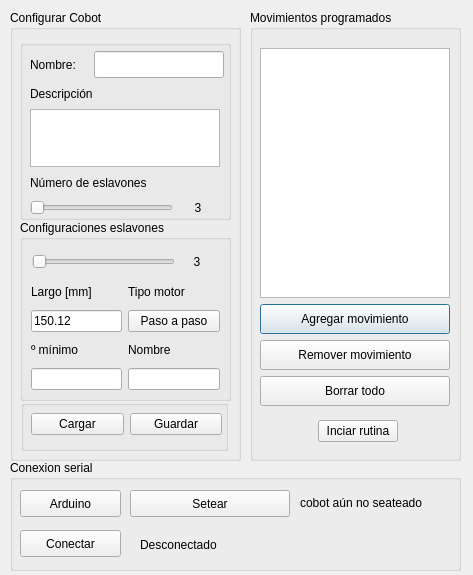
Old version of the form python/ui/default_cobot.ui in the repository tinchofiuba/cobot.
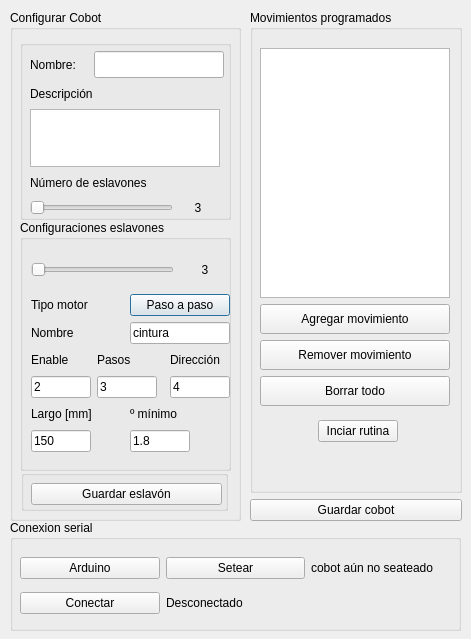
New version of the form.

Commit message: estoy intentando terminar de guardar el json cuando cambio algún eslavon. me falta guardar el cobot y poder mover los motores!

Patch:
```diff
--- a/python/ui/default_cobot.ui
+++ b/python/ui/default_cobot.ui
@@ -6,175 +6,20 @@
    <rect>
     <x>0</x>
     <y>0</y>
-    <width>473</width>
-    <height>575</height>
+    <width>471</width>
+    <height>639</height>
    </rect>
   </property>
   <property name="windowTitle">
    <string>Cobot</string>
   </property>
-  <widget class="QGroupBox" name="groupBox_movimientos">
-   <property name="geometry">
-    <rect>
-     <x>250</x>
-     <y>10</y>
-     <width>211</width>
-     <height>451</height>
-    </rect>
-   </property>
-   <property name="title">
-    <string>Movimientos programados</string>
-   </property>
-   <widget class="QWidget" name="layoutWidget">
-    <property name="geometry">
-     <rect>
-      <x>10</x>
-      <y>30</y>
-      <width>196</width>
-      <height>411</height>
-     </rect>
-    </property>
-    <layout class="QVBoxLayout" name="verticalLayout_5">
-     <item>
-      <layout class="QVBoxLayout" name="verticalLayout_2">
-       <item>
-        <layout class="QVBoxLayout" name="verticalLayout">
-         <item>
-          <widget class="QListWidget" name="lw_lista_movimientos">
-           <property name="minimumSize">
-            <size>
-             <width>190</width>
-             <height>250</height>
-            </size>
-           </property>
-           <property name="maximumSize">
-            <size>
-             <width>190</width>
-             <height>250</height>
-            </size>
-           </property>
-          </widget>
-         </item>
-         <item>
-          <widget class="QPushButton" name="pb_agregar_movimiento">
-           <property name="minimumSize">
-            <size>
-             <width>150</width>
-             <height>30</height>
-            </size>
-           </property>
-           <property name="maximumSize">
-            <size>
-             <width>190</width>
-             <height>30</height>
-            </size>
-           </property>
-           <property name="text">
-            <string>Agregar movimiento</string>
-           </property>
-          </widget>
-         </item>
-         <item>
-          <widget class="QPushButton" name="pb_remover_movimiento">
-           <property name="sizePolicy">
-            <sizepolicy hsizetype="Minimum" vsizetype="Fixed">
-             <horstretch>150</horstretch>
-             <verstretch>30</verstretch>
-            </sizepolicy>
-           </property>
-           <property name="minimumSize">
-            <size>
-             <width>150</width>
-             <height>30</height>
-            </size>
-           </property>
-           <property name="maximumSize">
-            <size>
-             <width>190</width>
-             <height>30</height>
-            </size>
-           </property>
-           <property name="text">
-            <string>Remover movimiento</string>
-           </property>
-          </widget>
-         </item>
-         <item>
-          <widget class="QPushButton" name="pb_borrar_todo_movimiento">
-           <property name="sizePolicy">
-            <sizepolicy hsizetype="Minimum" vsizetype="Fixed">
-             <horstretch>150</horstretch>
-             <verstretch>30</verstretch>
-            </sizepolicy>
-           </property>
-           <property name="minimumSize">
-            <size>
-             <width>150</width>
-             <height>30</height>
-            </size>
-           </property>
-           <property name="maximumSize">
-            <size>
-             <width>190</width>
-             <height>30</height>
-            </size>
-           </property>
-           <property name="text">
-            <string>Borrar todo</string>
-           </property>
-          </widget>
-         </item>
-        </layout>
-       </item>
-      </layout>
-     </item>
-     <item>
-      <layout class="QHBoxLayout" name="horizontalLayout_3">
-       <item>
-        <spacer name="horizontalSpacer_4">
-         <property name="orientation">
-          <enum>Qt::Horizontal</enum>
-         </property>
-         <property name="sizeHint" stdset="0">
-          <size>
-           <width>38</width>
-           <height>20</height>
-          </size>
-         </property>
-        </spacer>
-       </item>
-       <item>
-        <widget class="QPushButton" name="pb_iniciar_rutina">
-         <property name="text">
-          <string>Inciar rutina</string>
-         </property>
-        </widget>
-       </item>
-       <item>
-        <spacer name="horizontalSpacer_3">
-         <property name="orientation">
-          <enum>Qt::Horizontal</enum>
-         </property>
-         <property name="sizeHint" stdset="0">
-          <size>
-           <width>38</width>
-           <height>20</height>
-          </size>
-         </property>
-        </spacer>
-       </item>
-      </layout>
-     </item>
-    </layout>
-   </widget>
-  </widget>
   <widget class="QGroupBox" name="groupBox_config_cobot">
    <property name="geometry">
     <rect>
      <x>10</x>
      <y>10</y>
      <width>231</width>
-     <height>451</height>
+     <height>511</height>
     </rect>
    </property>
    <property name="title">
@@ -350,13 +195,13 @@
       <x>10</x>
       <y>210</y>
       <width>211</width>
-      <height>181</height>
+      <height>251</height>
      </rect>
     </property>
     <property name="maximumSize">
      <size>
       <width>16777215</width>
-      <height>231</height>
+      <height>251</height>
      </size>
     </property>
     <property name="title">
@@ -366,168 +211,290 @@
      <property name="geometry">
       <rect>
        <x>11</x>
-       <y>60</y>
-       <width>189</width>
-       <height>114</height>
+       <y>32</y>
+       <width>199</width>
+       <height>210</height>
       </rect>
      </property>
-     <layout class="QGridLayout" name="gridLayout">
-      <item row="0" column="0">
-       <widget class="QLabel" name="label_2">
-        <property name="minimumSize">
-         <size>
-          <width>80</width>
-          <height>20</height>
-         </size>
-        </property>
-        <property name="maximumSize">
-         <size>
-          <width>80</width>
-          <height>20</height>
-         </size>
-        </property>
-        <property name="text">
-         <string>Largo [mm]</string>
-        </property>
-       </widget>
-      </item>
-      <item row="0" column="1">
-       <widget class="QLabel" name="label_3">
-        <property name="minimumSize">
-         <size>
-          <width>80</width>
-          <height>20</height>
-         </size>
-        </property>
-        <property name="maximumSize">
-         <size>
-          <width>80</width>
-          <height>20</height>
-         </size>
-        </property>
-        <property name="text">
-         <string>Tipo motor</string>
-        </property>
-       </widget>
-      </item>
-      <item row="1" column="0">
-       <widget class="QLineEdit" name="le_largo_eslavon">
-        <property name="text">
-         <string>150.12</string>
-        </property>
-       </widget>
-      </item>
-      <item row="1" column="1">
-       <widget class="QPushButton" name="pb_seleccion_motor">
-        <property name="text">
-         <string>Paso a paso</string>
-        </property>
-       </widget>
-      </item>
-      <item row="2" column="0">
-       <widget class="QLabel" name="label_4">
-        <property name="minimumSize">
-         <size>
-          <width>60</width>
-          <height>20</height>
-         </size>
-        </property>
-        <property name="maximumSize">
-         <size>
-          <width>80</width>
-          <height>20</height>
-         </size>
-        </property>
-        <property name="text">
-         <string>º mínimo</string>
-        </property>
-       </widget>
-      </item>
-      <item row="2" column="1">
-       <widget class="QLabel" name="label_5">
-        <property name="minimumSize">
-         <size>
-          <width>60</width>
-          <height>20</height>
-         </size>
-        </property>
-        <property name="maximumSize">
-         <size>
-          <width>80</width>
-          <height>20</height>
-         </size>
-        </property>
-        <property name="text">
-         <string>Nombre</string>
-        </property>
-       </widget>
-      </item>
-      <item row="3" column="0">
-       <widget class="QLineEdit" name="le_angulo_minimo_eslavon">
-        <property name="text">
-         <string/>
-        </property>
-       </widget>
-      </item>
-      <item row="3" column="1">
-       <widget class="QLineEdit" name="le_nombre_eslavon">
-        <property name="text">
-         <string/>
-        </property>
-       </widget>
-      </item>
-     </layout>
-    </widget>
-    <widget class="QWidget" name="layoutWidget">
-     <property name="geometry">
-      <rect>
-       <x>12</x>
-       <y>31</y>
-       <width>181</width>
-       <height>22</height>
-      </rect>
-     </property>
-     <layout class="QHBoxLayout" name="horizontalLayout">
+     <layout class="QVBoxLayout" name="verticalLayout_6">
       <item>
-       <widget class="QSlider" name="hs_selector_DOF">
-        <property name="maximumSize">
-         <size>
-          <width>143</width>
-          <height>16777215</height>
-         </size>
-        </property>
-        <property name="minimum">
-         <number>1</number>
-        </property>
-        <property name="maximum">
-         <number>6</number>
-        </property>
-        <property name="orientation">
-         <enum>Qt::Horizontal</enum>
-        </property>
-       </widget>
+       <layout class="QHBoxLayout" name="horizontalLayout">
+        <item>
+         <widget class="QSlider" name="hs_selector_DOF">
+          <property name="maximumSize">
+           <size>
+            <width>143</width>
+            <height>16777215</height>
+           </size>
+          </property>
+          <property name="minimum">
+           <number>1</number>
+          </property>
+          <property name="maximum">
+           <number>6</number>
+          </property>
+          <property name="orientation">
+           <enum>Qt::Horizontal</enum>
+          </property>
+         </widget>
+        </item>
+        <item>
+         <widget class="QLabel" name="l_valor_seleccion_DOF">
+          <property name="minimumSize">
+           <size>
+            <width>30</width>
+            <height>20</height>
+           </size>
+          </property>
+          <property name="maximumSize">
+           <size>
+            <width>50</width>
+            <height>20</height>
+           </size>
+          </property>
+          <property name="text">
+           <string>3</string>
+          </property>
+          <property name="alignment">
+           <set>Qt::AlignCenter</set>
+          </property>
+         </widget>
+        </item>
+       </layout>
       </item>
       <item>
-       <widget class="QLabel" name="l_valor_seleccion_DOF">
-        <property name="minimumSize">
-         <size>
-          <width>30</width>
-          <height>20</height>
-         </size>
-        </property>
-        <property name="maximumSize">
-         <size>
-          <width>50</width>
-          <height>20</height>
-         </size>
-        </property>
-        <property name="text">
-         <string>3</string>
-        </property>
-        <property name="alignment">
-         <set>Qt::AlignCenter</set>
-        </property>
-       </widget>
+       <layout class="QGridLayout" name="gridLayout_2">
+        <item row="0" column="0" colspan="2">
+         <widget class="QLabel" name="label_3">
+          <property name="minimumSize">
+           <size>
+            <width>80</width>
+            <height>20</height>
+           </size>
+          </property>
+          <property name="maximumSize">
+           <size>
+            <width>80</width>
+            <height>20</height>
+           </size>
+          </property>
+          <property name="text">
+           <string>Tipo motor</string>
+          </property>
+         </widget>
+        </item>
+        <item row="0" column="2" colspan="2">
+         <widget class="QPushButton" name="pb_seleccion_motor">
+          <property name="maximumSize">
+           <size>
+            <width>130</width>
+            <height>16777215</height>
+           </size>
+          </property>
+          <property name="text">
+           <string>Paso a paso</string>
+          </property>
+         </widget>
+        </item>
+        <item row="1" column="0">
+         <widget class="QLabel" name="label_5">
+          <property name="minimumSize">
+           <size>
+            <width>60</width>
+            <height>20</height>
+           </size>
+          </property>
+          <property name="maximumSize">
+           <size>
+            <width>80</width>
+            <height>20</height>
+           </size>
+          </property>
+          <property name="text">
+           <string>Nombre</string>
+          </property>
+         </widget>
+        </item>
+        <item row="1" column="2" colspan="2">
+         <widget class="QLineEdit" name="le_nombre_eslavon">
+          <property name="maximumSize">
+           <size>
+            <width>100</width>
+            <height>16777215</height>
+           </size>
+          </property>
+          <property name="text">
+           <string>cintura</string>
+          </property>
+         </widget>
+        </item>
+        <item row="2" column="0">
+         <widget class="QLabel" name="label_8">
+          <property name="minimumSize">
+           <size>
+            <width>60</width>
+            <height>20</height>
+           </size>
+          </property>
+          <property name="maximumSize">
+           <size>
+            <width>80</width>
+            <height>20</height>
+           </size>
+          </property>
+          <property name="text">
+           <string>Enable</string>
+          </property>
+         </widget>
+        </item>
+        <item row="2" column="1" colspan="2">
+         <widget class="QLabel" name="label_7">
+          <property name="minimumSize">
+           <size>
+            <width>60</width>
+            <height>20</height>
+           </size>
+          </property>
+          <property name="maximumSize">
+           <size>
+            <width>80</width>
+            <height>20</height>
+           </size>
+          </property>
+          <property name="text">
+           <string>Pasos</string>
+          </property>
+         </widget>
+        </item>
+        <item row="2" column="3">
+         <widget class="QLabel" name="label_10">
+          <property name="minimumSize">
+           <size>
+            <width>60</width>
+            <height>20</height>
+           </size>
+          </property>
+          <property name="maximumSize">
+           <size>
+            <width>80</width>
+            <height>20</height>
+           </size>
+          </property>
+          <property name="text">
+           <string>Dirección</string>
+          </property>
+         </widget>
+        </item>
+        <item row="3" column="0">
+         <widget class="QLineEdit" name="le_pin_enable_eslavon">
+          <property name="maximumSize">
+           <size>
+            <width>60</width>
+            <height>16777215</height>
+           </size>
+          </property>
+          <property name="text">
+           <string>2</string>
+          </property>
+         </widget>
+        </item>
+        <item row="3" column="1" colspan="2">
+         <widget class="QLineEdit" name="le_pin_pasos_eslavon">
+          <property name="maximumSize">
+           <size>
+            <width>60</width>
+            <height>16777215</height>
+           </size>
+          </property>
+          <property name="text">
+           <string>3</string>
+          </property>
+         </widget>
+        </item>
+        <item row="3" column="3">
+         <widget class="QLineEdit" name="le_pin_direccion_eslavon">
+          <property name="maximumSize">
+           <size>
+            <width>60</width>
+            <height>16777215</height>
+           </size>
+          </property>
+          <property name="text">
+           <string>4</string>
+          </property>
+         </widget>
+        </item>
+        <item row="4" column="0" colspan="2">
+         <widget class="QLabel" name="label_9">
+          <property name="minimumSize">
+           <size>
+            <width>80</width>
+            <height>20</height>
+           </size>
+          </property>
+          <property name="maximumSize">
+           <size>
+            <width>80</width>
+            <height>20</height>
+           </size>
+          </property>
+          <property name="text">
+           <string>Largo [mm]</string>
+          </property>
+         </widget>
+        </item>
+        <item row="4" column="2" colspan="2">
+         <widget class="QLabel" name="label_6">
+          <property name="minimumSize">
+           <size>
+            <width>60</width>
+            <height>20</height>
+           </size>
+          </property>
+          <property name="maximumSize">
+           <size>
+            <width>80</width>
+            <height>20</height>
+           </size>
+          </property>
+          <property name="text">
+           <string>º mínimo</string>
+          </property>
+         </widget>
+        </item>
+        <item row="5" column="0">
+         <widget class="QLineEdit" name="le_largo_eslavon">
+          <property name="sizePolicy">
+           <sizepolicy hsizetype="Expanding" vsizetype="Fixed">
+            <horstretch>6</horstretch>
+            <verstretch>0</verstretch>
+           </sizepolicy>
+          </property>
+          <property name="maximumSize">
+           <size>
+            <width>60</width>
+            <height>16777215</height>
+           </size>
+          </property>
+          <property name="text">
+           <string>150</string>
+          </property>
+         </widget>
+        </item>
+        <item row="5" column="2" colspan="2">
+         <widget class="QLineEdit" name="le_angulo_minimo_eslavon">
+          <property name="maximumSize">
+           <size>
+            <width>60</width>
+            <height>16777215</height>
+           </size>
+          </property>
+          <property name="text">
+           <string>1.8</string>
+          </property>
+         </widget>
+        </item>
+       </layout>
       </item>
      </layout>
     </widget>
@@ -536,9 +503,9 @@
     <property name="geometry">
      <rect>
       <x>11</x>
-      <y>390</y>
+      <y>460</y>
       <width>207</width>
-      <height>51</height>
+      <height>41</height>
      </rect>
     </property>
     <property name="maximumSize">
@@ -560,17 +527,10 @@
       </rect>
      </property>
      <layout class="QHBoxLayout" name="horizontalLayout_7">
-      <item>
-       <widget class="QPushButton" name="cargar_cobot">
-        <property name="text">
-         <string>Cargar</string>
-        </property>
-       </widget>
-      </item>
       <item>
        <widget class="QPushButton" name="pb_guardar_eslavon">
         <property name="text">
-         <string>Guardar</string>
+         <string>Guardar eslavón</string>
         </property>
        </widget>
       </item>
@@ -582,7 +542,7 @@
    <property name="geometry">
     <rect>
      <x>10</x>
-     <y>460</y>
+     <y>520</y>
      <width>451</width>
      <height>111</height>
     </rect>
@@ -590,77 +550,227 @@
    <property name="title">
     <string>Conexion serial</string>
    </property>
-   <widget class="QPushButton" name="pb_tipo_controlador">
+   <widget class="QWidget" name="layoutWidget">
     <property name="geometry">
      <rect>
       <x>10</x>
       <y>30</y>
-      <width>101</width>
-      <height>27</height>
+      <width>431</width>
+      <height>71</height>
      </rect>
     </property>
-    <property name="text">
-     <string>Arduino</string>
-    </property>
+    <layout class="QGridLayout" name="gridLayout">
+     <item row="0" column="0">
+      <widget class="QPushButton" name="pb_tipo_controlador">
+       <property name="text">
+        <string>Arduino</string>
+       </property>
+      </widget>
+     </item>
+     <item row="0" column="1">
+      <widget class="QPushButton" name="pb_setear_cobot">
+       <property name="maximumSize">
+        <size>
+         <width>160</width>
+         <height>27</height>
+        </size>
+       </property>
+       <property name="text">
+        <string>Setear</string>
+       </property>
+      </widget>
+     </item>
+     <item row="0" column="2">
+      <widget class="QLabel" name="l_seteo_cobot">
+       <property name="text">
+        <string>cobot aún no seateado</string>
+       </property>
+      </widget>
+     </item>
+     <item row="1" column="0">
+      <widget class="QPushButton" name="pb_conectar_controlador">
+       <property name="text">
+        <string>Conectar</string>
+       </property>
+      </widget>
+     </item>
+     <item row="1" column="1">
+      <widget class="QLabel" name="l_estado_de_conexion">
+       <property name="text">
+        <string>Desconectado</string>
+       </property>
+      </widget>
+     </item>
+    </layout>
    </widget>
-   <widget class="QPushButton" name="pb_conectar_controlador">
-    <property name="geometry">
-     <rect>
-      <x>10</x>
-      <y>70</y>
-      <width>101</width>
-      <height>27</height>
-     </rect>
-    </property>
-    <property name="text">
-     <string>Conectar</string>
-    </property>
-   </widget>
-   <widget class="QLabel" name="l_estado_de_conexion">
-    <property name="geometry">
-     <rect>
-      <x>130</x>
-      <y>75</y>
-      <width>161</width>
-      <height>19</height>
-     </rect>
-    </property>
-    <property name="text">
-     <string>Desconectado</string>
-    </property>
-   </widget>
-   <widget class="QPushButton" name="pb_setear_cobot">
-    <property name="geometry">
-     <rect>
-      <x>120</x>
-      <y>30</y>
-      <width>160</width>
-      <height>27</height>
-     </rect>
-    </property>
-    <property name="maximumSize">
-     <size>
-      <width>160</width>
-      <height>27</height>
-     </size>
-    </property>
-    <property name="text">
-     <string>Setear</string>
-    </property>
-   </widget>
-   <widget class="QLabel" name="l_seteo_cobot">
-    <property name="geometry">
-     <rect>
-      <x>290</x>
-      <y>33</y>
-      <width>161</width>
-      <height>19</height>
-     </rect>
-    </property>
-    <property name="text">
-     <string>cobot aún no seateado</string>
-    </property>
-   </widget>
+  </widget>
+  <widget class="QWidget" name="">
+   <property name="geometry">
+    <rect>
+     <x>250</x>
+     <y>10</y>
+     <width>212</width>
+     <height>511</height>
+    </rect>
+   </property>
+   <layout class="QGridLayout" name="gridLayout_3">
+    <item row="0" column="0">
+     <widget class="QGroupBox" name="groupBox_movimientos">
+      <property name="title">
+       <string>Movimientos programados</string>
+      </property>
+      <widget class="QWidget" name="layoutWidget">
+       <property name="geometry">
+        <rect>
+         <x>10</x>
+         <y>30</y>
+         <width>196</width>
+         <height>411</height>
+        </rect>
+       </property>
+       <layout class="QVBoxLayout" name="verticalLayout_5">
+        <item>
+         <layout class="QVBoxLayout" name="verticalLayout_2">
+          <item>
+           <layout class="QVBoxLayout" name="verticalLayout">
+            <item>
+             <widget class="QListWidget" name="lw_lista_movimientos">
+              <property name="minimumSize">
+               <size>
+                <width>190</width>
+                <height>250</height>
+               </size>
+              </property>
+              <property name="maximumSize">
+               <size>
+                <width>190</width>
+                <height>250</height>
+               </size>
+              </property>
+             </widget>
+            </item>
+            <item>
+             <widget class="QPushButton" name="pb_agregar_movimiento">
+              <property name="minimumSize">
+               <size>
+                <width>150</width>
+                <height>30</height>
+               </size>
+              </property>
+              <property name="maximumSize">
+               <size>
+                <width>190</width>
+                <height>30</height>
+               </size>
+              </property>
+              <property name="text">
+               <string>Agregar movimiento</string>
+              </property>
+             </widget>
+            </item>
+            <item>
+             <widget class="QPushButton" name="pb_remover_movimiento">
+              <property name="sizePolicy">
+               <sizepolicy hsizetype="Minimum" vsizetype="Fixed">
+                <horstretch>150</horstretch>
+                <verstretch>30</verstretch>
+               </sizepolicy>
+              </property>
+              <property name="minimumSize">
+               <size>
+                <width>150</width>
+                <height>30</height>
+               </size>
+              </property>
+              <property name="maximumSize">
+               <size>
+                <width>190</width>
+                <height>30</height>
+               </size>
+              </property>
+              <property name="text">
+               <string>Remover movimiento</string>
+              </property>
+             </widget>
+            </item>
+            <item>
+             <widget class="QPushButton" name="pb_borrar_todo_movimiento">
+              <property name="sizePolicy">
+               <sizepolicy hsizetype="Minimum" vsizetype="Fixed">
+                <horstretch>150</horstretch>
+                <verstretch>30</verstretch>
+               </sizepolicy>
+              </property>
+              <property name="minimumSize">
+               <size>
+                <width>150</width>
+                <height>30</height>
+               </size>
+              </property>
+              <property name="maximumSize">
+               <size>
+                <width>190</width>
+                <height>30</height>
+               </size>
+              </property>
+              <property name="text">
+               <string>Borrar todo</string>
+              </property>
+             </widget>
+            </item>
+           </layout>
+          </item>
+         </layout>
+        </item>
+        <item>
+         <layout class="QHBoxLayout" name="horizontalLayout_3">
+          <item>
+           <spacer name="horizontalSpacer_4">
+            <property name="orientation">
+             <enum>Qt::Horizontal</enum>
+            </property>
+            <property name="sizeHint" stdset="0">
+             <size>
+              <width>38</width>
+              <height>20</height>
+             </size>
+            </property>
+           </spacer>
+          </item>
+          <item>
+           <widget class="QPushButton" name="pb_iniciar_rutina">
+            <property name="text">
+             <string>Inciar rutina</string>
+            </property>
+           </widget>
+          </item>
+          <item>
+           <spacer name="horizontalSpacer_3">
+            <property name="orientation">
+             <enum>Qt::Horizontal</enum>
+            </property>
+            <property name="sizeHint" stdset="0">
+             <size>
+              <width>38</width>
+              <height>20</height>
+             </size>
+            </property>
+           </spacer>
+          </item>
+         </layout>
+        </item>
+       </layout>
+      </widget>
+     </widget>
+    </item>
+    <item row="1" column="0">
+     <widget class="QPushButton" name="pb_guardar_cobot">
+      <property name="text">
+       <string>Guardar cobot</string>
+      </property>
+     </widget>
+    </item>
+   </layout>
   </widget>
  </widget>
  <resources/>
```
The commit also changes 7 other files.
